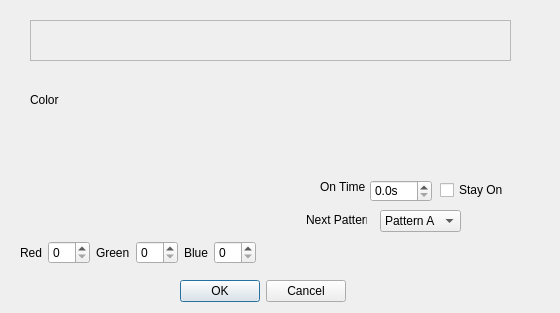
First picture: the form in client/LED-ControllerClient/editpatterndialog.ui, repository bemcgarvey/LED-Controller, before the edit.
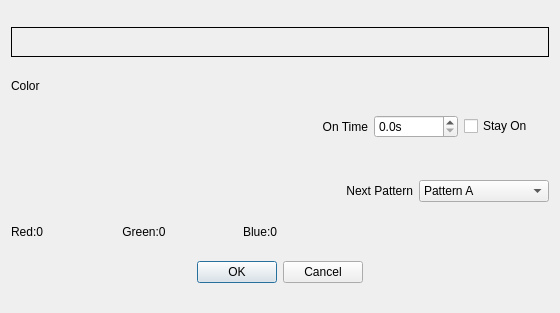
Second picture: the form after the edit. Custom widgets are drawn as their Qt base class.

Commit message: Fixes to dialog appearance

```diff
--- a/client/LED-ControllerClient/editpatterndialog.ui
+++ b/client/LED-ControllerClient/editpatterndialog.ui
@@ -13,201 +13,158 @@
   <property name="windowTitle">
    <string>Dialog</string>
   </property>
-  <widget class="QDialogButtonBox" name="buttonBox">
-   <property name="geometry">
-    <rect>
-     <x>180</x>
-     <y>280</y>
-     <width>166</width>
-     <height>22</height>
-    </rect>
-   </property>
-   <property name="standardButtons">
-    <set>QDialogButtonBox::Cancel|QDialogButtonBox::Ok</set>
-   </property>
-  </widget>
-  <widget class="QDoubleSpinBox" name="onTimeSpinBox">
-   <property name="geometry">
-    <rect>
-     <x>370</x>
-     <y>180</y>
-     <width>62</width>
-     <height>22</height>
-    </rect>
-   </property>
-   <property name="suffix">
-    <string>s</string>
-   </property>
-   <property name="decimals">
-    <number>1</number>
-   </property>
-   <property name="maximum">
-    <double>3200.000000000000000</double>
-   </property>
-  </widget>
-  <widget class="QComboBox" name="nextPattternComboBox">
-   <property name="geometry">
-    <rect>
-     <x>380</x>
-     <y>210</y>
-     <width>81</width>
-     <height>22</height>
-    </rect>
-   </property>
+  <layout class="QVBoxLayout" name="verticalLayout_3">
    <item>
-    <property name="text">
-     <string>Pattern A</string>
-    </property>
+    <widget class="LEDPatternDisplay" name="patternDisplay">
+     <property name="maximumSize">
+      <size>
+       <width>16777215</width>
+       <height>30</height>
+      </size>
+     </property>
+     <property name="frameShape">
+      <enum>QFrame::Box</enum>
+     </property>
+     <property name="frameShadow">
+      <enum>QFrame::Plain</enum>
+     </property>
+    </widget>
    </item>
    <item>
-    <property name="text">
-     <string>Pattern B</string>
-    </property>
+    <layout class="QHBoxLayout" name="horizontalLayout_4">
+     <item>
+      <layout class="QVBoxLayout" name="verticalLayout">
+       <item>
+        <widget class="QLabel" name="label_3">
+         <property name="text">
+          <string>Color</string>
+         </property>
+        </widget>
+       </item>
+       <item>
+        <widget class="ColorPicker" name="colorPickerFrame">
+         <property name="minimumSize">
+          <size>
+           <width>200</width>
+           <height>120</height>
+          </size>
+         </property>
+        </widget>
+       </item>
+       <item>
+        <layout class="QHBoxLayout" name="horizontalLayout">
+         <item>
+          <widget class="QLabel" name="redLabel">
+           <property name="text">
+            <string>Red:0</string>
+           </property>
+          </widget>
+         </item>
+         <item>
+          <widget class="QLabel" name="greenLabel">
+           <property name="text">
+            <string>Green:0</string>
+           </property>
+           <property name="alignment">
+            <set>Qt::AlignCenter</set>
+           </property>
+          </widget>
+         </item>
+         <item>
+          <widget class="QLabel" name="blueLabel">
+           <property name="text">
+            <string>Blue:0</string>
+           </property>
+           <property name="alignment">
+            <set>Qt::AlignRight|Qt::AlignTrailing|Qt::AlignVCenter</set>
+           </property>
+          </widget>
+         </item>
+        </layout>
+       </item>
+      </layout>
+     </item>
+     <item>
+      <layout class="QVBoxLayout" name="verticalLayout_2">
+       <item>
+        <layout class="QHBoxLayout" name="horizontalLayout_2">
+         <item>
+          <widget class="QLabel" name="label">
+           <property name="text">
+            <string>On Time</string>
+           </property>
+           <property name="alignment">
+            <set>Qt::AlignRight|Qt::AlignTrailing|Qt::AlignVCenter</set>
+           </property>
+          </widget>
+         </item>
+         <item>
+          <widget class="QDoubleSpinBox" name="onTimeSpinBox">
+           <property name="suffix">
+            <string>s</string>
+           </property>
+           <property name="decimals">
+            <number>1</number>
+           </property>
+           <property name="maximum">
+            <double>3200.000000000000000</double>
+           </property>
+          </widget>
+         </item>
+         <item>
+          <widget class="QCheckBox" name="onCheckBox">
+           <property name="text">
+            <string>Stay On</string>
+           </property>
+          </widget>
+         </item>
+        </layout>
+       </item>
+       <item>
+        <layout class="QHBoxLayout" name="horizontalLayout_3">
+         <item>
+          <widget class="QLabel" name="label_2">
+           <property name="text">
+            <string>Next Pattern</string>
+           </property>
+           <property name="alignment">
+            <set>Qt::AlignRight|Qt::AlignTrailing|Qt::AlignVCenter</set>
+           </property>
+          </widget>
+         </item>
+         <item>
+          <widget class="QComboBox" name="nextPattternComboBox">
+           <item>
+            <property name="text">
+             <string>Pattern A</string>
+            </property>
+           </item>
+           <item>
+            <property name="text">
+             <string>Pattern B</string>
+            </property>
+           </item>
+           <item>
+            <property name="text">
+             <string>Pattern C</string>
+            </property>
+           </item>
+          </widget>
+         </item>
+        </layout>
+       </item>
+      </layout>
+     </item>
+    </layout>
    </item>
-   <item>
-    <property name="text">
-     <string>Pattern C</string>
-    </property>
+   <item alignment="Qt::AlignHCenter">
+    <widget class="QDialogButtonBox" name="buttonBox">
+     <property name="standardButtons">
+      <set>QDialogButtonBox::Cancel|QDialogButtonBox::Ok</set>
+     </property>
+    </widget>
    </item>
-  </widget>
-  <widget class="LEDPatternDisplay" name="patternDisplay">
-   <property name="geometry">
-    <rect>
-     <x>30</x>
-     <y>20</y>
-     <width>481</width>
-     <height>41</height>
-    </rect>
-   </property>
-   <property name="frameShape">
-    <enum>QFrame::StyledPanel</enum>
-   </property>
-   <property name="frameShadow">
-    <enum>QFrame::Raised</enum>
-   </property>
-  </widget>
-  <widget class="ColorPicker" name="colorPickerFrame">
-   <property name="geometry">
-    <rect>
-     <x>30</x>
-     <y>110</y>
-     <width>191</width>
-     <height>121</height>
-    </rect>
-   </property>
-   <property name="minimumSize">
-    <size>
-     <width>100</width>
-     <height>100</height>
-    </size>
-   </property>
-  </widget>
-  <widget class="QLabel" name="label">
-   <property name="geometry">
-    <rect>
-     <x>320</x>
-     <y>180</y>
-     <width>47</width>
-     <height>14</height>
-    </rect>
-   </property>
-   <property name="text">
-    <string>On Time</string>
-   </property>
-  </widget>
-  <widget class="QLabel" name="label_2">
-   <property name="geometry">
-    <rect>
-     <x>306</x>
-     <y>210</y>
-     <width>61</width>
-     <height>20</height>
-    </rect>
-   </property>
-   <property name="text">
-    <string>Next Pattern</string>
-   </property>
-  </widget>
-  <widget class="QLabel" name="label_3">
-   <property name="geometry">
-    <rect>
-     <x>30</x>
-     <y>90</y>
-     <width>51</width>
-     <height>20</height>
-    </rect>
-   </property>
-   <property name="text">
-    <string>Color</string>
-   </property>
-  </widget>
-  <widget class="QCheckBox" name="onCheckBox">
-   <property name="geometry">
-    <rect>
-     <x>440</x>
-     <y>180</y>
-     <width>72</width>
-     <height>20</height>
-    </rect>
-   </property>
-   <property name="text">
-    <string>Stay On</string>
-   </property>
-  </widget>
-  <widget class="QWidget" name="layoutWidget">
-   <property name="geometry">
-    <rect>
-     <x>20</x>
-     <y>240</y>
-     <width>236</width>
-     <height>25</height>
-    </rect>
-   </property>
-   <layout class="QHBoxLayout" name="horizontalLayout">
-    <item>
-     <widget class="QLabel" name="label_4">
-      <property name="text">
-       <string>Red</string>
-      </property>
-     </widget>
-    </item>
-    <item>
-     <widget class="QSpinBox" name="redSpinBox">
-      <property name="maximum">
-       <number>255</number>
-      </property>
-     </widget>
-    </item>
-    <item>
-     <widget class="QLabel" name="label_5">
-      <property name="text">
-       <string>Green</string>
-      </property>
-     </widget>
-    </item>
-    <item>
-     <widget class="QSpinBox" name="greenSpinBox">
-      <property name="maximum">
-       <number>255</number>
-      </property>
-     </widget>
-    </item>
-    <item>
-     <widget class="QLabel" name="label_6">
-      <property name="text">
-       <string>Blue</string>
-      </property>
-     </widget>
-    </item>
-    <item>
-     <widget class="QSpinBox" name="blueSpinBox">
-      <property name="maximum">
-       <number>255</number>
-      </property>
-     </widget>
-    </item>
-   </layout>
-  </widget>
+  </layout>
  </widget>
  <customwidgets>
   <customwidget>
```
Left out of the diff: 39 changed lines with no effect on the pictures. The commit also changes 5 other files.
